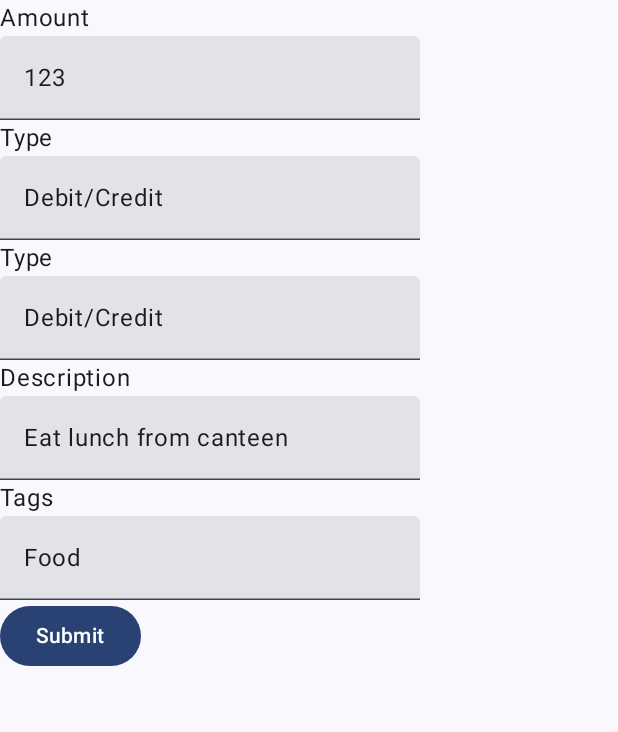
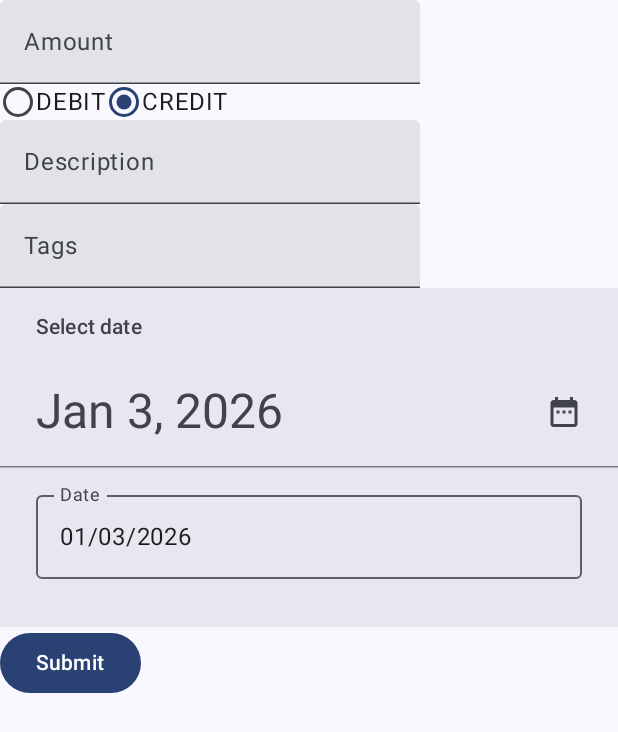
Before and after one commit to rohitrai3/Finance, an Android app built with Jetpack Compose: the screen it shows after launch (MainActivity), after a tap on "Submit", on a phone screen of 412 x 824 dp. Shown: the top 732 px of the screen. Run offline under Robolectric (Android 15) with nearby library versions, the light colour scheme and no system bars; our stand-ins replace Room's generated code; 1 statement that could not run was skipped; 2 other taps on this screen came first.

Commit message:
Add create transaction logic

```diff
--- a/Android/app/build.gradle.kts
+++ b/Android/app/build.gradle.kts
@@ -51,6 +51,7 @@ dependencies {
     implementation(libs.androidx.compose.ui.graphics)
     implementation(libs.androidx.compose.ui.tooling.preview)
     implementation(libs.androidx.compose.material3)
+    implementation(libs.androidx.material3)
     testImplementation(libs.junit)
     androidTestImplementation(libs.androidx.junit)
     androidTestImplementation(libs.androidx.espresso.core)
--- a/Android/app/src/main/java/com/example/finance/MainActivity.kt
+++ b/Android/app/src/main/java/com/example/finance/MainActivity.kt
@@ -1,20 +1,33 @@
 package com.example.finance
 
-import android.content.Context
 import android.os.Bundle
 import androidx.activity.ComponentActivity
 import androidx.activity.compose.setContent
 import androidx.activity.enableEdgeToEdge
 import androidx.compose.foundation.layout.Column
+import androidx.compose.foundation.layout.Row
 import androidx.compose.foundation.layout.fillMaxSize
 import androidx.compose.foundation.layout.padding
+import androidx.compose.foundation.selection.selectable
+import androidx.compose.foundation.selection.selectableGroup
+import androidx.compose.foundation.text.KeyboardOptions
+import androidx.compose.foundation.text.input.TextFieldState
+import androidx.compose.foundation.text.input.rememberTextFieldState
 import androidx.compose.material3.Button
+import androidx.compose.material3.DatePicker
+import androidx.compose.material3.DatePickerState
+import androidx.compose.material3.DisplayMode
+import androidx.compose.material3.RadioButton
 import androidx.compose.material3.Scaffold
 import androidx.compose.material3.Text
 import androidx.compose.material3.TextField
+import androidx.compose.material3.rememberDatePickerState
 import androidx.compose.runtime.Composable
+import androidx.compose.runtime.mutableStateOf
+import androidx.compose.runtime.remember
 import androidx.compose.ui.Modifier
-import androidx.compose.ui.tooling.preview.Preview
+import androidx.compose.ui.semantics.Role
+import androidx.compose.ui.text.input.KeyboardType
 import androidx.room.Room
 import com.example.finance.data.FinanceDatabase
 import com.example.finance.data.Transaction
@@ -48,24 +61,31 @@ class MainActivity : ComponentActivity() {
 
 @Composable
 fun HomePage(db: FinanceDatabase) {
-    val transaction: Transaction = Transaction(
-        id = 1,
-        amount = 10.0,
-        type = TransactionType.DEBIT,
-        description = "Test payment",
-        tags = "Test",
-        date = Date(),
-        createTime = Date(),
-        updateTime = Date()
+    val amount = rememberTextFieldState()
+    val types = listOf(TransactionType.DEBIT, TransactionType.CREDIT)
+    val (selectedType, onTypeSelected) = remember { mutableStateOf(types[0]) }
+    val description = rememberTextFieldState()
+    val tags = rememberTextFieldState()
+    val date = rememberDatePickerState(
+        initialSelectedDateMillis = Date().time,
+        initialDisplayMode = DisplayMode.Input
     )
-    InputField("Amount", "123")
-    InputField("Type", "Debit/Credit")
-    InputField("Type", "Debit/Credit")
-    InputField("Description", "Eat lunch from canteen")
-    InputField("Tags", "Food")
+    NumberInput("Amount", "100", amount)
+    SelectType(types, selectedType, onTypeSelected)
+    TextInput("Description", "Ate lunch in canteen", description)
+    TextInput("Tags", "Food", tags)
+    SelectDate(date)
     Button(
         onClick = {
-            db.transactionDao().insert(transaction)
+            db.transactionDao().insert(
+                Transaction(
+                    amount = amount.text.toString().toDouble(),
+                    type = selectedType,
+                    description = description.text.toString(),
+                    tags = tags.text.toString(),
+                    date = date.selectedDateMillis ?: Date().time
+                )
+            )
         }
     ) {
         Text("Submit")
@@ -73,35 +93,56 @@ fun HomePage(db: FinanceDatabase) {
 }
 
 @Composable
-fun InputField(label: String, value: String, modifier: Modifier = Modifier) {
+fun NumberInput(label: String, placeholder: String, state: TextFieldState, modifier: Modifier = Modifier) {
     Column {
-        Text(
-            text = label,
-            modifier = modifier
-        )
         TextField(
-            value = value,
-            onValueChange = {},
-            modifier = modifier
+            state = state,
+            label = { Text(label) },
+            placeholder = { Text(placeholder) },
+            keyboardOptions = KeyboardOptions(keyboardType = KeyboardType.Number),
+            modifier = modifier,
         )
     }
 }
 
-@Preview(showBackground = true)
 @Composable
-fun InputFieldPreview() {
-    FinanceTheme {
-        Column {
-            InputField("Amount", "123")
-            InputField("Type", "Debit/Credit")
-            InputField("Type", "Debit/Credit")
-            InputField("Description", "Eat lunch from canteen")
-            InputField("Tags", "Food")
-            Button(
-                onClick = {}
+fun SelectType(types: List<TransactionType>, selectedType: TransactionType, onTypeSelected: (TransactionType) -> Unit) {
+    Row(Modifier.selectableGroup()) {
+        types.forEach { type ->
+            Row(
+                Modifier.selectable(
+                        selected = (type == selectedType),
+                        onClick = { onTypeSelected(type) },
+                        role = Role.RadioButton,
+                    )
             ) {
-                Text("Submit")
+                RadioButton(
+                    selected = type == selectedType,
+                    onClick = null,
+                )
+                Text(type.toString())
             }
         }
     }
 }
+
+@Composable
+fun TextInput(label: String, placeholder: String, state: TextFieldState, modifier: Modifier = Modifier) {
+    Column {
+        TextField(
+            state = state,
+            label = { Text(label) },
+            placeholder = { Text(placeholder) },
+            modifier = modifier,
+        )
+    }
+}
+
+@Composable
+fun SelectDate(date: DatePickerState) {
+    Column {
+        DatePicker(
+            state = date,
+        )
+    }
+}
--- a/Android/app/src/main/java/com/example/finance/data/Converters.kt
+++ /dev/null
@@ -1,16 +0,0 @@
-package com.example.finance.data
-
-import androidx.room.TypeConverter
-import java.util.Date
-
-class Converters {
-    @TypeConverter
-    fun fromTimestamp(value: Long?): Date? {
-        return value?.let { Date(it) }
-    }
-
-    @TypeConverter
-    fun dateToTimestamp(date: Date?): Long? {
-        return date?.time?.toLong()
-    }
-}
--- a/Android/app/src/main/java/com/example/finance/data/FinanceDatabase.kt
+++ b/Android/app/src/main/java/com/example/finance/data/FinanceDatabase.kt
@@ -5,7 +5,6 @@ import androidx.room.RoomDatabase
 import androidx.room.TypeConverters
 
 @Database(entities = [Transaction::class], version = 1, exportSchema = false)
-@TypeConverters(Converters::class)
 abstract class FinanceDatabase: RoomDatabase() {
     abstract fun transactionDao(): TransactionDao
 }
--- a/Android/app/src/main/java/com/example/finance/data/Transaction.kt
+++ b/Android/app/src/main/java/com/example/finance/data/Transaction.kt
@@ -8,14 +8,14 @@ import java.util.Date
 @Entity(tableName = "transactions")
 data class Transaction(
     @PrimaryKey(autoGenerate = true)
-    val id: Int,
+    val id: Int = 0,
     val amount: Double,
     val type: TransactionType,
     val description: String,
     val tags: String,
-    val date: Date,
+    val date: Long,
     @ColumnInfo(name = "create_time")
-    val createTime: Date,
+    val createTime: Long = Date().time,
     @ColumnInfo(name = "update_time")
-    val updateTime: Date,
+    val updateTime: Long = Date().time,
 )
--- a/Android/gradle/libs.versions.toml
+++ b/Android/gradle/libs.versions.toml
@@ -8,10 +8,12 @@ espressoCore = "3.5.1"
 lifecycleRuntimeKtx = "2.6.1"
 activityCompose = "1.8.0"
 composeBom = "2024.09.00"
+material3 = "1.4.0"
 roomRuntime = "2.8.4"
 
 [libraries]
 androidx-core-ktx = { group = "androidx.core", name = "core-ktx", version.ref = "coreKtx" }
+androidx-material3 = { module = "androidx.compose.material3:material3", version.ref = "material3" }
 androidx-room-compiler = { module = "androidx.room:room-compiler", version.ref = "roomRuntime" }
 androidx-room-ktx = { module = "androidx.room:room-ktx", version.ref = "roomRuntime" }
 androidx-room-runtime = { module = "androidx.room:room-runtime", version.ref = "roomRuntime" }
```
